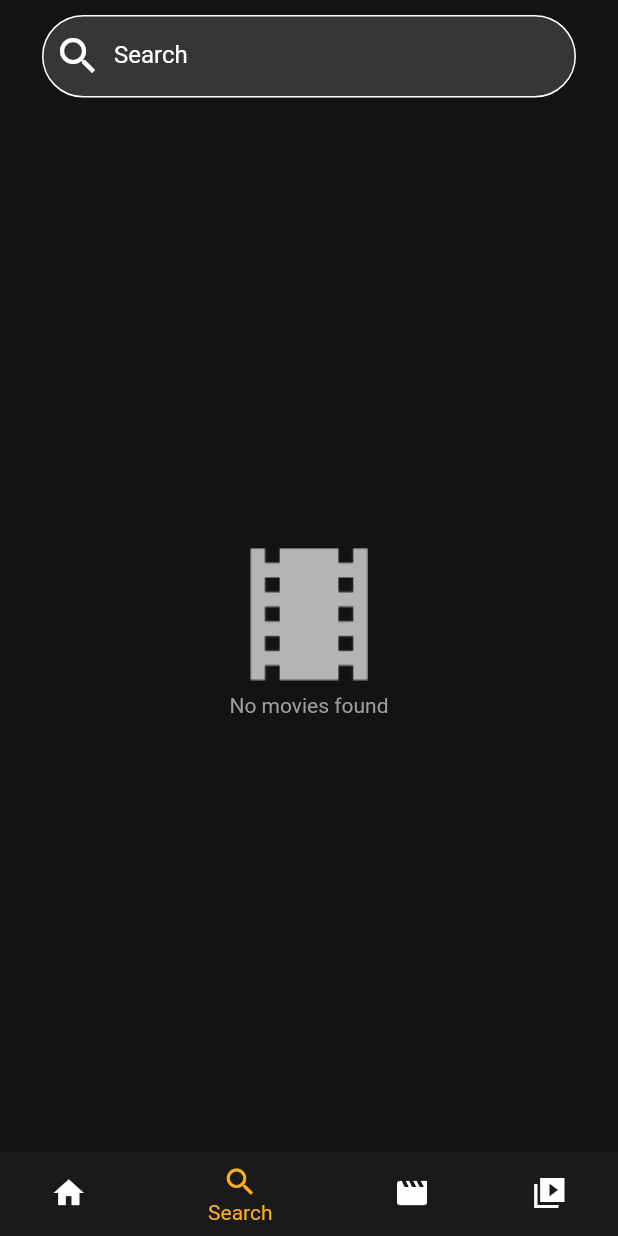
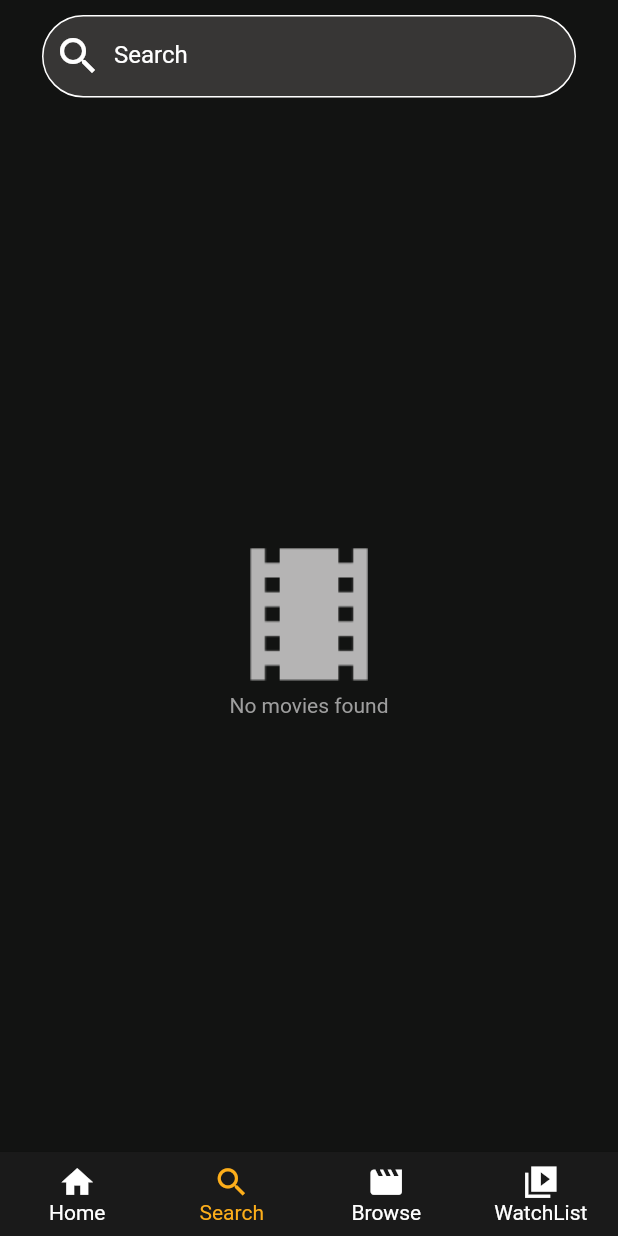
Before and after one commit to asmaasaad204/Movies_New_App, a Flutter app: the screen it shows after launch, item 2 of the bottom bar chosen, on a phone screen of 412 x 824 dp. Run offline on Flutter 3.47's test engine with Material 2 defaults, Android fonts, the phone set to English and light mode, and no system bars; our stand-ins replace cached_network_image, carousel_slider, flutter_bloc; network calls fail.

Commit message:
Updates1.

```diff
--- a/lib/ui/screens/home_screen.dart
+++ b/lib/ui/screens/home_screen.dart
@@ -3,6 +3,7 @@ import 'package:app_new_movies/ui/screens/tabs/home/home.dart';
 import 'package:app_new_movies/ui/screens/tabs/search/search_screen.dart';
 import 'package:app_new_movies/ui/screens/tabs/watchlist/watch_list_screen.dart';
 import 'package:flutter/material.dart';
+
 
 class HomeScreen extends StatefulWidget {
   static const routeName = "Home Screen";
@@ -14,27 +15,23 @@ class HomeScreen extends StatefulWidget {
 }
 
 class _HomeScreenState extends State<HomeScreen> {
-  List<Widget> tabs = [
-    Home(),
-    const SearchScreen(),
-    const BrowserScreen(),
-    const WatchListScreen()
-  ];
+
+  List<Widget> tabs = [Home(), const SearchScreen(), const BrowserScreen(), const WatchListScreen()];
   int currentIndex = 0;
 
   @override
   Widget build(BuildContext context) {
     return Scaffold(
       backgroundColor: const Color.fromARGB(255, 18, 19, 18),
-      bottomNavigationBar: buildBottomNavBar(),
+      bottomNavigationBar:buildBottomNavBar(),
       body: tabs[currentIndex],
     );
   }
 
-  Widget buildBottomNavBar() {
+  Widget buildBottomNavBar()
+  {
     return Theme(
-      data: Theme.of(context)
-          .copyWith(canvasColor: const Color.fromARGB(255, 26, 26, 26)),
+      data: Theme.of(context).copyWith(canvasColor: const Color.fromARGB(255, 26, 26, 26)),
       child: BottomNavigationBar(
           onTap: (index) {
             setState(() {
@@ -43,12 +40,17 @@ class _HomeScreenState extends State<HomeScreen> {
           },
           currentIndex: currentIndex,
           selectedItemColor: const Color.fromRGBO(253, 174, 26, 1.0),
+          showUnselectedLabels: true,
+          iconSize: 25,
+          type: BottomNavigationBarType.fixed,
+          selectedLabelStyle: const TextStyle(fontSize: 14),
+          unselectedLabelStyle: const TextStyle(fontSize: 14),
+          unselectedItemColor: Colors.white,
           items: const [
             BottomNavigationBarItem(icon: Icon(Icons.home), label: "Home"),
             BottomNavigationBarItem(icon: Icon(Icons.search), label: "Search"),
-            BottomNavigationBarItem(icon: Icon(Icons.movie), label: "Browser"),
-            BottomNavigationBarItem(
-                icon: Icon(Icons.video_library_sharp), label: "WatchList"),
+            BottomNavigationBarItem(icon: Icon(Icons.movie), label: "Browse"),
+            BottomNavigationBarItem(icon: Icon(Icons.video_library_sharp), label: "WatchList"),
           ]),
     );
   }
```
